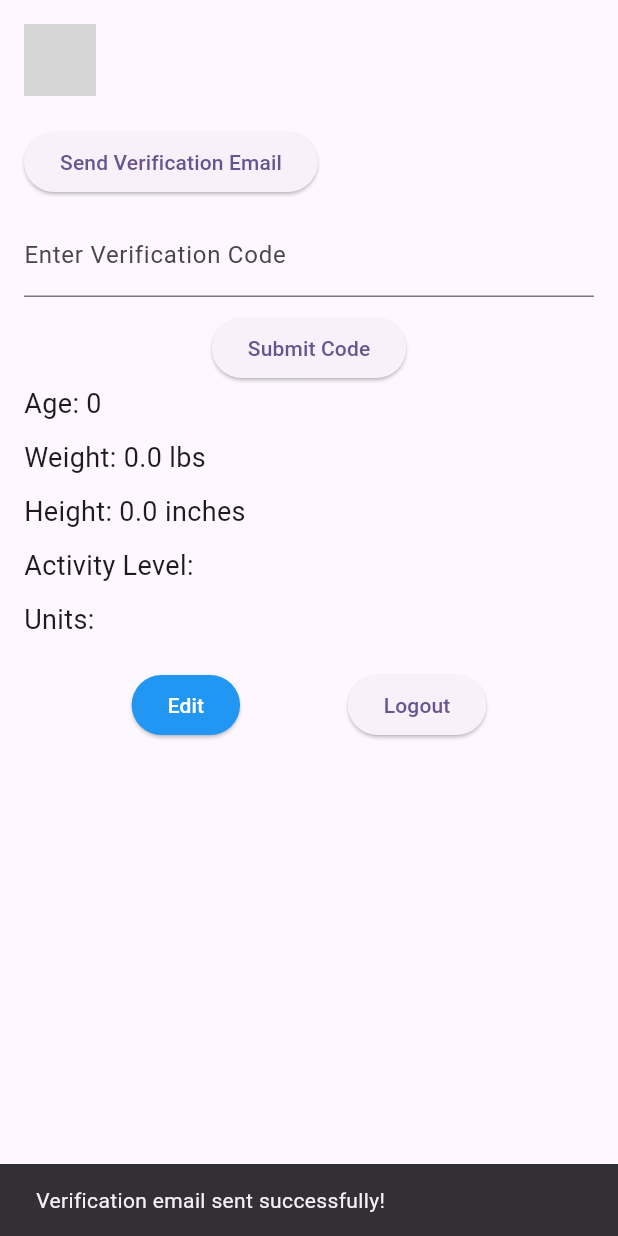
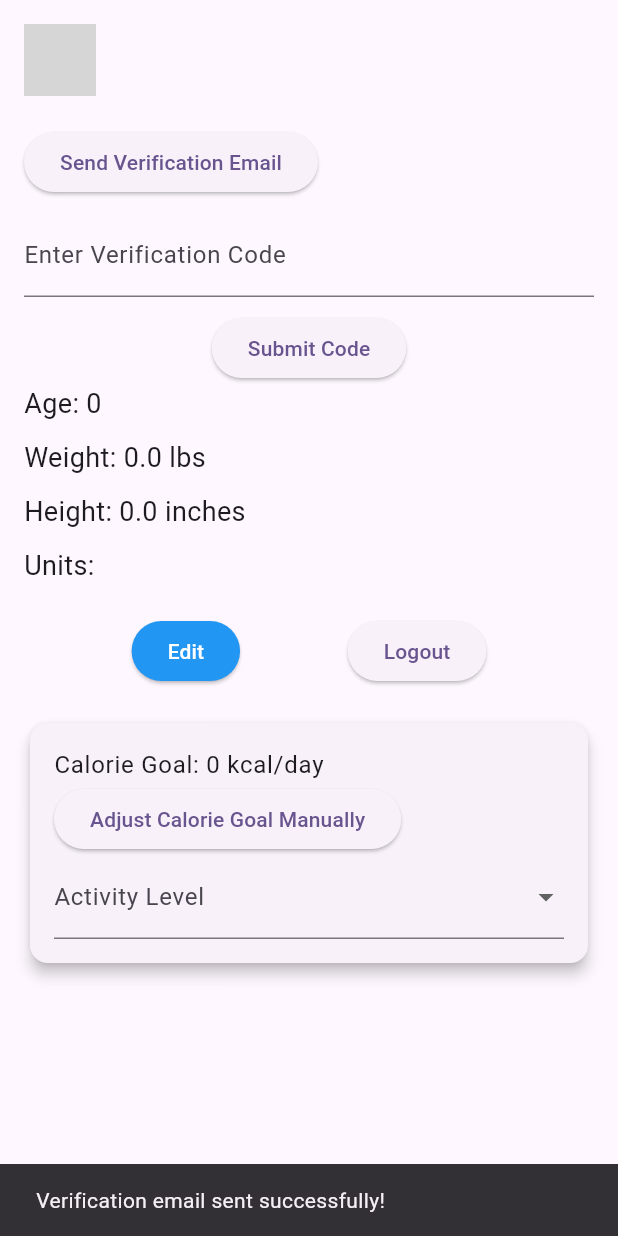
Before and after one commit to cjennison/fasthealthtracker, a Flutter app: the ProfileView screen opened by its route, after a tap on "Send Verification Email", on a phone screen of 412 x 824 dp. Run offline on Flutter 3.47's test engine with Material 3 defaults, Android fonts, the phone set to English and light mode, and no system bars; our stand-ins replace flutter_dotenv, get_it, pie_chart, shared_preferences; accounts and stored records are empty; network calls fail; grey boxes are pictures that could not be loaded.

Commit message:
Add setting calorie goal in profile view

```diff
--- a/lib/components/home/profile_view.dart
+++ b/lib/components/home/profile_view.dart
@@ -1,3 +1,4 @@
+import 'package:fasthealthcheck/components/shared/calorie_goal_card.dart';
 import 'package:fasthealthcheck/models/user.dart';
 import 'package:flutter/material.dart';
 import 'package:provider/provider.dart';
@@ -18,7 +19,6 @@ class _ProfileViewState extends State<ProfileView> {
   late int age;
   late double weight;
   late double height;
-  late String activityLevel;
   late String units;
   double weightMax = 350.0;
   double weightMin = 70.0;
@@ -42,7 +42,6 @@ class _ProfileViewState extends State<ProfileView> {
     // Set base values from the stored data
     age = user.userProfile!.age;
 
-    activityLevel = user.userProfile!.activityLevel;
     units = user.userPreferences!.weightHeightUnits;
 
     double storedWeight = user.userProfile!.weight; // Metric
@@ -101,7 +100,6 @@ class _ProfileViewState extends State<ProfileView> {
         age: age,
         weight: metricWeight,
         height: metricHeight,
-        activityLevel: activityLevel,
       );
       userService.updateUserProfile(currentUser.id, updatedProfile);
 
@@ -234,24 +232,6 @@ class _ProfileViewState extends State<ProfileView> {
                       ),
                     ],
                   ),
-                  // Activity Level Dropdown
-                  DropdownButtonFormField<String>(
-                    value: activityLevel,
-                    items: const [
-                      DropdownMenuItem(value: 'low', child: Text('Low')),
-                      DropdownMenuItem(
-                          value: 'moderate', child: Text('Moderate')),
-                      DropdownMenuItem(value: 'active', child: Text('Active')),
-                    ],
-                    onChanged: (value) {
-                      setState(() {
-                        activityLevel = value!;
-                      });
-                    },
-                    decoration: const InputDecoration(
-                      labelText: 'Activity Level',
-                    ),
-                  ),
                   const SizedBox(height: 16),
                   // Height Slider
                   Row(
@@ -314,11 +294,6 @@ class _ProfileViewState extends State<ProfileView> {
                   ),
                   const SizedBox(height: 10),
                   Text(
-                    'Activity Level: ${user.userProfile!.activityLevel}',
-                    style: const TextStyle(fontSize: 18),
-                  ),
-                  const SizedBox(height: 10),
-                  Text(
                     'Units: ${user.userPreferences!.weightHeightUnits}',
                     style: const TextStyle(fontSize: 18),
                   ),
@@ -364,6 +339,14 @@ class _ProfileViewState extends State<ProfileView> {
                       ),
                     ],
             ),
+            SizedBox(height: 20),
+            Center(
+              child: ConstrainedBox(
+                  constraints: BoxConstraints(
+                    maxWidth: 600,
+                  ),
+                  child: const CalorieGoalCard()),
+            ),
           ],
         ),
       ),
--- /dev/null
+++ b/lib/components/shared/calorie_goal_card.dart
@@ -0,0 +1,215 @@
+import 'package:fasthealthcheck/models/user.dart';
+import 'dart:async';
+import 'package:flutter/material.dart';
+import 'package:provider/provider.dart';
+import 'package:fasthealthcheck/services/user_service.dart';
+
+class CalorieGoalCard extends StatefulWidget {
+  final Function? onCalorieUpdated; // Optional callback for parent views
+
+  const CalorieGoalCard({super.key, this.onCalorieUpdated});
+
+  @override
+  State<CalorieGoalCard> createState() => _CalorieGoalCardState();
+}
+
+class _CalorieGoalCardState extends State<CalorieGoalCard> {
+  late int _calorieTarget;
+  late int _storedCalorieGoal; // Used to see the calorie goal before saving
+  late String _activityLevel;
+  late String
+      _previewActivityLevel; // Used to see the calorie goal before saving
+  bool isLoading = true;
+  bool isSaving = false;
+  User? user;
+  UserService get userService =>
+      Provider.of<UserService>(context, listen: false);
+  Timer? debounce;
+
+  @override
+  void initState() {
+    super.initState();
+    initializeData();
+  }
+
+  void initializeData() {
+    user = userService.currentUser;
+
+    if (user != null) {
+      _calorieTarget = user!.userProfile?.calorieGoal ?? 2000;
+      _activityLevel = user!.userProfile?.activityLevel ?? 'moderate';
+      _previewActivityLevel = _activityLevel;
+      _storedCalorieGoal = _calorieTarget;
+      setState(() => isLoading = false);
+    }
+  }
+
+  Future<void> getCalorieTarget() async {
+    int value = await Provider.of<UserService>(context, listen: false)
+        .getCalorieTarget(user!.id, _previewActivityLevel);
+
+    setState(() {
+      _calorieTarget = value;
+    });
+  }
+
+  void onActivityLevelChanged(String value) {
+    setState(() {
+      _previewActivityLevel = value;
+    });
+
+    getCalorieTarget();
+  }
+
+  void onCalorieTargetUpdated(int value) {
+    setState(() {
+      _calorieTarget = value;
+    });
+
+    widget.onCalorieUpdated?.call(value);
+  }
+
+  Future<void> updateCalorieGoal() async {
+    setState(() => isSaving = true);
+
+    if (user != null) {
+      UserProfile newUserProfile = user!.userProfile!.copyWith(
+        calorieGoal: _calorieTarget,
+        activityLevel: _previewActivityLevel,
+      );
+
+      await userService.updateUserProfile(user!.id, newUserProfile);
+
+      setState(() {
+        _activityLevel = _previewActivityLevel;
+        _storedCalorieGoal = _calorieTarget;
+        isSaving = false;
+      });
+
+      ScaffoldMessenger.of(context).showSnackBar(
+        SnackBar(
+            content:
+                Text('Calorie Goal updated successfully to $_calorieTarget!')),
+      );
+    }
+  }
+
+  void resetValues() {
+    setState(() {
+      _calorieTarget = _storedCalorieGoal;
+      _previewActivityLevel = _activityLevel;
+    });
+  }
+
+  void _openSliderDialog() {
+    showDialog(
+      context: context,
+      builder: (context) {
+        int tempCalorieTarget = _calorieTarget;
+        return AlertDialog(
+          title: const Text('Set Calorie Goal'),
+          content: StatefulBuilder(builder: (context, setState) {
+            return Column(
+              mainAxisSize: MainAxisSize.min,
+              children: [
+                Text(
+                  '$tempCalorieTarget kcal/day',
+                  style: Theme.of(context).textTheme.bodyMedium,
+                ),
+                const SizedBox(height: 16),
+                Slider(
+                  value: tempCalorieTarget.toDouble(),
+                  min: 1200,
+                  max: 4000,
+                  divisions: 56,
+                  label: tempCalorieTarget.toString(),
+                  onChanged: (value) {
+                    setState(() => tempCalorieTarget = value.toInt());
+                  },
+                ),
+              ],
+            );
+          }),
+          actions: [
+            TextButton(
+              onPressed: () => Navigator.pop(context),
+              child: const Text('Cancel'),
+            ),
+            ElevatedButton(
+              onPressed: () {
+                onCalorieTargetUpdated(tempCalorieTarget);
+                updateCalorieGoal();
+                Navigator.pop(context);
+              },
+              child: const Text('Set'),
+            ),
+          ],
+        );
+      },
+    );
+  }
+
+  @override
+  Widget build(BuildContext context) {
+    return isLoading
+        ? const CircularProgressIndicator()
+        : Card(
+            elevation: 4,
+            child: Padding(
+              padding: const EdgeInsets.all(16.0),
+              child: Column(
+                crossAxisAlignment: CrossAxisAlignment.start,
+                children: [
+                  Text(
+                    'Calorie Goal: $_calorieTarget kcal/day',
+                    style: Theme.of(context).textTheme.bodyLarge,
+                  ),
+                  ElevatedButton(
+                    onPressed: _openSliderDialog,
+                    child: const Text('Adjust Calorie Goal Manually'),
+                  ),
+                  DropdownButtonFormField<String>(
+                    value: _previewActivityLevel,
+                    items: const [
+                      DropdownMenuItem(value: 'low', child: Text('Low')),
+                      DropdownMenuItem(
+                          value: 'moderate', child: Text('Moderate')),
+                      DropdownMenuItem(value: 'active', child: Text('Active')),
+                    ],
+                    onChanged: (value) {
+                      onActivityLevelChanged(value!);
+                    },
+                    decoration: const InputDecoration(
+                      labelText: 'Activity Level',
+                    ),
+                  ),
+                  if (_previewActivityLevel != _activityLevel ||
+                      _calorieTarget != _storedCalorieGoal)
+                    Column(children: [
+                      Text(
+                        'New Calorie Goal: $_calorieTarget kcal/day',
+                        style: Theme.of(context).textTheme.bodyMedium,
+                      ),
+                      Row(
+                        children: [
+                          ElevatedButton(
+                              onPressed: () {
+                                updateCalorieGoal();
+                              },
+                              child: isSaving
+                                  ? CircularProgressIndicator()
+                                  : Text('Save Changes')),
+                          ElevatedButton(
+                              onPressed: () {
+                                resetValues();
+                              },
+                              child: const Text('Cancel')),
+                        ],
+                      ),
+                    ]),
+                ],
+              ),
+            ),
+          );
+  }
+}
--- a/lib/models/user.dart
+++ b/lib/models/user.dart
@@ -56,7 +56,7 @@ class UserProfile {
 
   @override
   String toString() {
-    return 'UserProfile{id: $id, age: $age, weight: $weight, height: $height, activityLevel: $activityLevel}';
+    return 'UserProfile{id: $id, age: $age, weight: $weight, height: $height, activityLevel: $activityLevel, calorieGoal: $calorieGoal}';
   }
 
   static double convertWeightToImperialUnits(double weight) {
```
